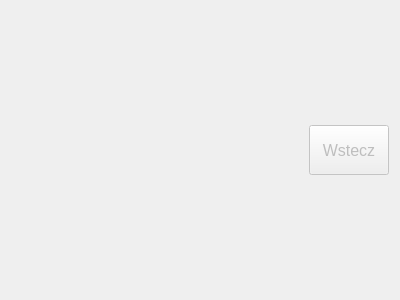
First picture: the form in adminwindow.ui, repository matmilcz/sizp_sql_project, before the edit.
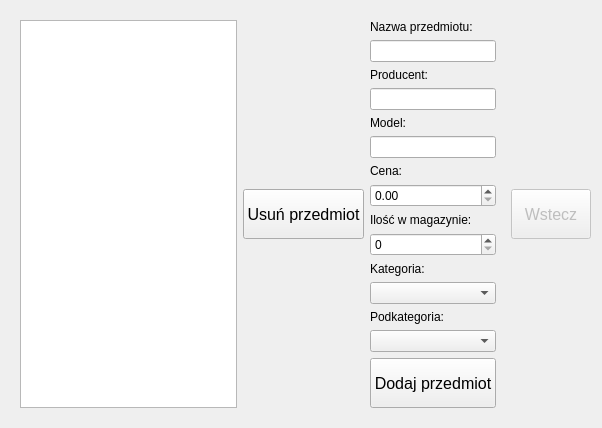
Second picture: the form after the edit. The open tabs and pages were chosen to show the change.

```diff
--- a/adminwindow.ui
+++ b/adminwindow.ui
@@ -6,8 +6,8 @@
    <rect>
     <x>0</x>
     <y>0</y>
-    <width>400</width>
-    <height>300</height>
+    <width>602</width>
+    <height>426</height>
    </rect>
   </property>
   <property name="windowTitle">
@@ -128,7 +128,127 @@
        </property>
       </widget>
      </widget>
-     <widget class="QWidget" name="EditItemsPage"/>
+     <widget class="QWidget" name="EditItemsPage">
+      <layout class="QHBoxLayout" name="horizontalLayout_3">
+       <item>
+        <layout class="QHBoxLayout" name="horizontalLayout_2">
+         <item>
+          <widget class="QListWidget" name="DeleteItemsListWidget"/>
+         </item>
+         <item>
+          <widget class="QPushButton" name="DeleteItemPushButton">
+           <property name="minimumSize">
+            <size>
+             <width>0</width>
+             <height>50</height>
+            </size>
+           </property>
+           <property name="font">
+            <font>
+             <pointsize>12</pointsize>
+            </font>
+           </property>
+           <property name="text">
+            <string>Usuń przedmiot</string>
+           </property>
+          </widget>
+         </item>
+         <item>
+          <layout class="QVBoxLayout" name="verticalLayout_3">
+           <item>
+            <widget class="QLabel" name="NameLabel">
+             <property name="text">
+              <string>Nazwa przedmiotu:</string>
+             </property>
+            </widget>
+           </item>
+           <item>
+            <widget class="QLineEdit" name="NameLineEdit"/>
+           </item>
+           <item>
+            <widget class="QLabel" name="ProducentLabel">
+             <property name="text">
+              <string>Producent:</string>
+             </property>
+            </widget>
+           </item>
+           <item>
+            <widget class="QLineEdit" name="ProducentLineEdit"/>
+           </item>
+           <item>
+            <widget class="QLabel" name="ModelLabel">
+             <property name="text">
+              <string>Model:</string>
+             </property>
+            </widget>
+           </item>
+           <item>
+            <widget class="QLineEdit" name="ModelLineEdit"/>
+           </item>
+           <item>
+            <widget class="QLabel" name="PriceLabel">
+             <property name="text">
+              <string>Cena:</string>
+             </property>
+            </widget>
+           </item>
+           <item>
+            <widget class="QDoubleSpinBox" name="PriceSpinBox"/>
+           </item>
+           <item>
+            <widget class="QLabel" name="QuantityLabel">
+             <property name="text">
+              <string>Ilość w magazynie:</string>
+             </property>
+            </widget>
+           </item>
+           <item>
+            <widget class="QSpinBox" name="QuantitySpinBox"/>
+           </item>
+           <item>
+            <widget class="QLabel" name="CategoryLabel">
+             <property name="text">
+              <string>Kategoria:</string>
+             </property>
+            </widget>
+           </item>
+           <item>
+            <widget class="QComboBox" name="CategoryComboBox"/>
+           </item>
+           <item>
+            <widget class="QLabel" name="SubcategoryLabel">
+             <property name="text">
+              <string>Podkategoria:</string>
+             </property>
+            </widget>
+           </item>
+           <item>
+            <widget class="QComboBox" name="SubcategoryComboBox"/>
+           </item>
+           <item>
+            <widget class="QPushButton" name="AddItemPushButton">
+             <property name="minimumSize">
+              <size>
+               <width>0</width>
+               <height>50</height>
+              </size>
+             </property>
+             <property name="font">
+              <font>
+               <pointsize>12</pointsize>
+              </font>
+             </property>
+             <property name="text">
+              <string>Dodaj przedmiot</string>
+             </property>
+            </widget>
+           </item>
+          </layout>
+         </item>
+        </layout>
+       </item>
+      </layout>
+     </widget>
     </widget>
    </item>
    <item>
```
Left out of the diff: 2 changed lines with no effect on the pictures.
